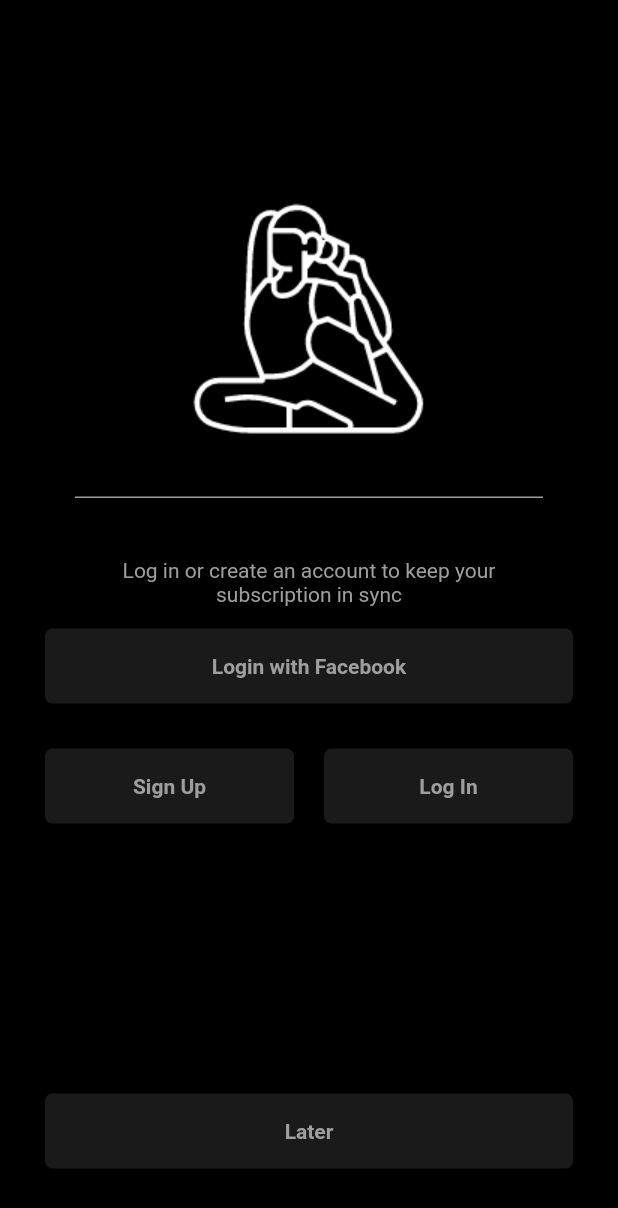
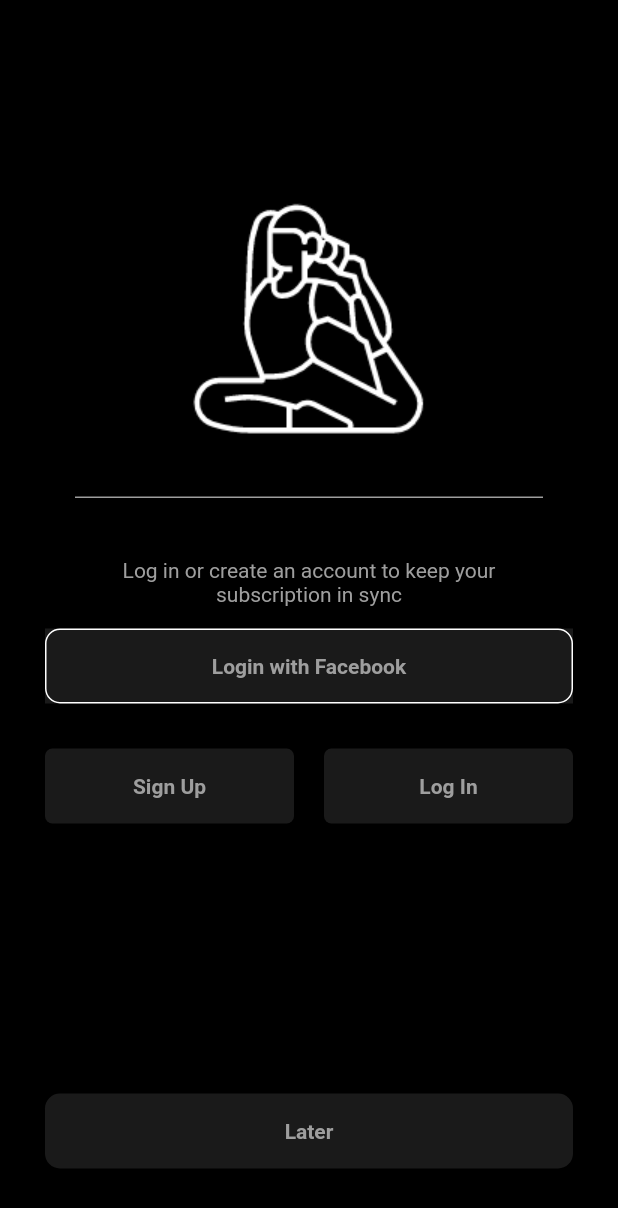
Before and after one commit to BashirYesufu/Flutter-Login-Screens, a Flutter app: the screen it shows after launch, on a phone screen of 412 x 824 dp. Shown: the top 1208 px of the screen. Run offline on Flutter 3.47's test engine with Material 2 defaults, Android fonts, the phone set to English and light mode, and no system bars.

Commit message:
Added border color to the Facebook login button on the voluntary login

```diff
--- a/kobo_login_screens/lib/screens/voluntary_login.dart
+++ b/kobo_login_screens/lib/screens/voluntary_login.dart
@@ -43,9 +43,12 @@ class _VoluntaryLoginState extends State<VoluntaryLogin> {
               padding: const EdgeInsets.symmetric(vertical: 15.0),
               child: Material(
                 color: Color(0xFF1A1A1A),
-                borderRadius: BorderRadius.circular(5.0),
                 child: MaterialButton(
                   onPressed: () {},
+                  shape: RoundedRectangleBorder(
+                    side: BorderSide(color: Colors.white),
+                    borderRadius: BorderRadius.circular(10.0),
+                  ),
                   minWidth: double.infinity,
                   height: 50.0,
                   child: Text(
@@ -116,7 +119,7 @@ class _VoluntaryLoginState extends State<VoluntaryLogin> {
               padding: const EdgeInsets.symmetric(vertical: 15.0),
               child: Material(
                 color: Color(0xFF1A1A1A),
-                borderRadius: BorderRadius.circular(5.0),
+                borderRadius: BorderRadius.circular(10.0),
                 child: MaterialButton(
                   onPressed: () {},
                   minWidth: double.infinity,
```
